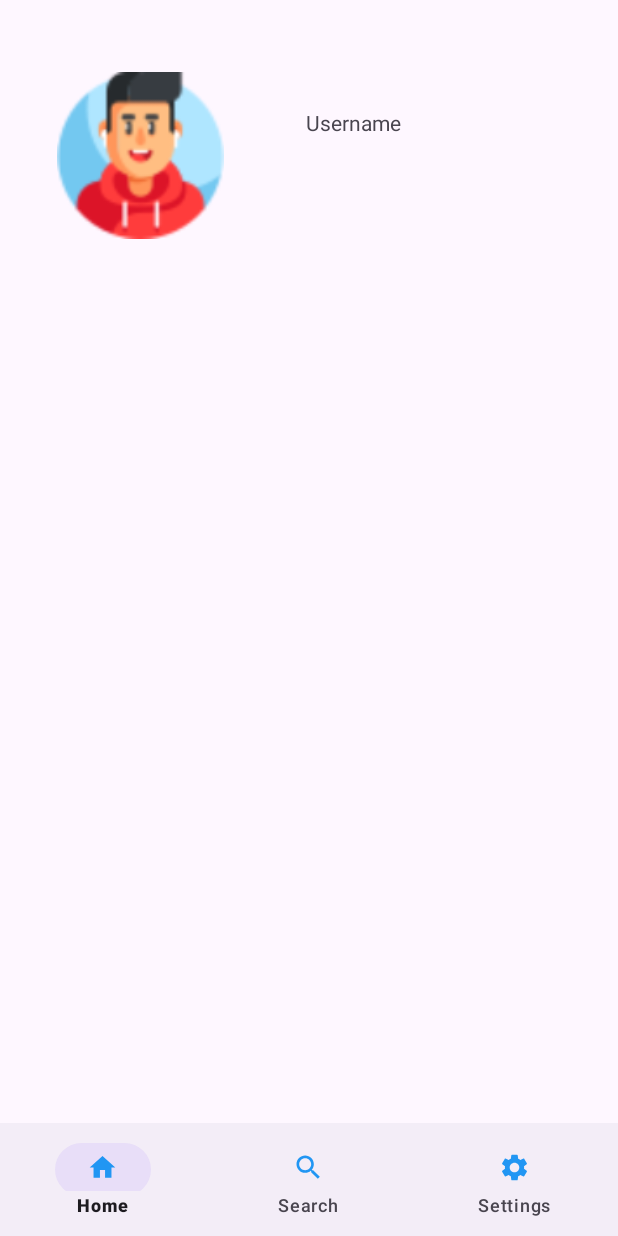
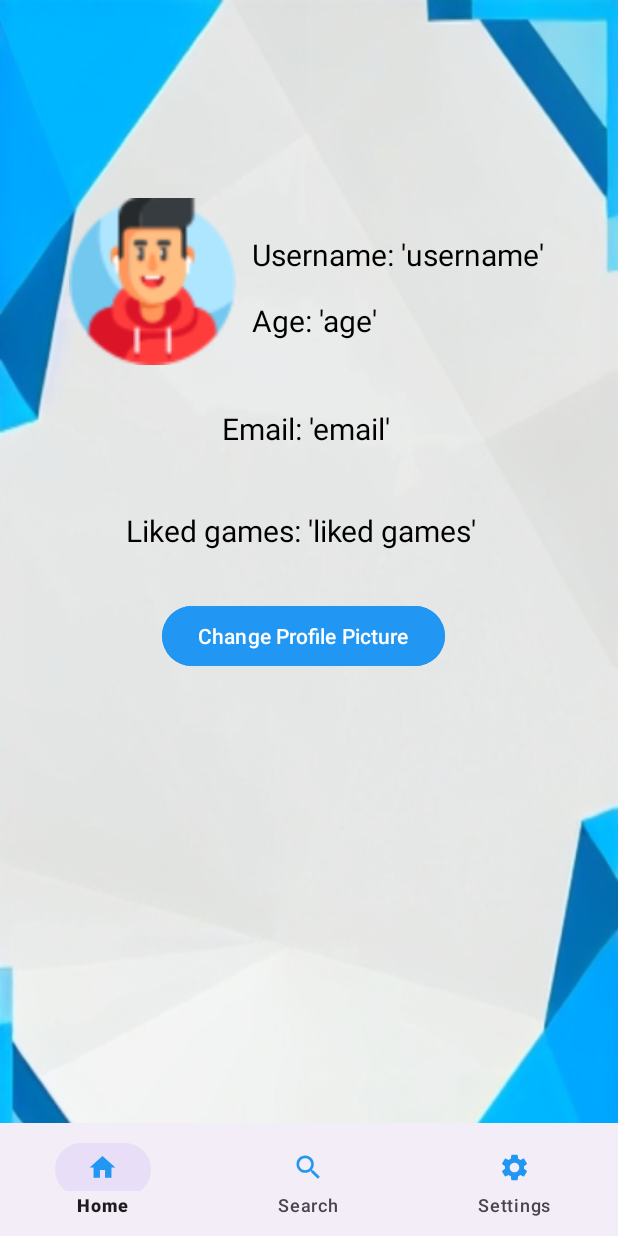
Before and after one commit to ShayKat112/GamerLandRep1, an Android app: the fragment SettingsFragment placed in its activity, on a phone screen of 412 x 824 dp. Run offline under Robolectric (Android 15) with nearby library versions, the phone set to English and light mode, and no system bars; our stand-ins replace Firebase (no records; nobody signed in at launch, a user with empty details on screens opened directly); Roboto replaces fonts that are not available here; 1 statement that could not run was skipped.

Commit message:
23/3/2025

```diff
--- a/app/src/main/java/com/example/gamerland/SettingsFragment.java
+++ b/app/src/main/java/com/example/gamerland/SettingsFragment.java
@@ -5,8 +5,20 @@ import androidx.fragment.app.Fragment;
 import android.view.LayoutInflater;
 import android.view.View;
 import android.view.ViewGroup;
+import android.widget.Button;
+import android.widget.ImageView;
+import android.widget.TextView;
+import com.google.firebase.firestore.FirebaseFirestore;
 
 public class SettingsFragment extends Fragment {
+    private TextView tvUsername;
+    private ImageView tvImvAvatar;
+    private TextView tvAge;
+    private TextView tvEmail;
+    private TextView tvLikedGames;
+    private Button btnChangeProfilePicture;
+    private FirebaseFirestore firestore;
+    private String email;
 
     public static SettingsFragment newInstance() {
         SettingsFragment fragment = new SettingsFragment();
@@ -24,6 +36,9 @@ public class SettingsFragment extends Fragment {
     @Override
     public View onCreateView(LayoutInflater inflater, ViewGroup container,
                              Bundle savedInstanceState) {
+        firestore = FirebaseFirestore.getInstance();
+        firestore.collection("users").document(email).get();
+        tvUsername.setText("Username: " + username);
         return inflater.inflate(R.layout.fragment_settings, container, false);
     }
 }
--- a/app/src/main/res/layout/activity_register.xml
+++ b/app/src/main/res/layout/activity_register.xml
@@ -105,6 +105,7 @@
             android:shadowRadius="5"
             android:text="Birth Date:"
             android:textColorHint="#000000"
+            android:textColor="@color/black"
             android:textSize="20sp"
             android:textStyle="bold"
             app:layout_constraintStart_toStartOf="parent"
@@ -117,6 +118,7 @@
             android:layout_marginStart="160dp"
             android:layout_marginTop="448dp"
             android:ems="10"
+            android:textColor="@color/black"
             android:fontFamily="casual"
             android:gravity="center"
             android:shadowColor="#FFFFFF"
--- a/app/src/main/res/layout/fragment_settings.xml
+++ b/app/src/main/res/layout/fragment_settings.xml
@@ -3,26 +3,76 @@
     xmlns:app="http://schemas.android.com/apk/res-auto"
     xmlns:tools="http://schemas.android.com/tools"
     android:layout_width="match_parent"
+    android:background="@drawable/androidstudiofinalbackground"
     android:layout_height="match_parent"
     tools:context=".SettingsFragment">
 
 
+    <TextView
+        android:id="@+id/tvUsername"
+        android:layout_width="wrap_content"
+        android:layout_height="wrap_content"
+        android:layout_marginStart="168dp"
+        android:layout_marginTop="156dp"
+        android:text="Username: 'username'"
+        android:textColor="@color/black"
+        android:textSize="20sp"
+        app:layout_constraintStart_toStartOf="parent"
+        app:layout_constraintTop_toTopOf="parent" />
+
     <ImageView
-        android:id="@+id/imvAvatar"
+        android:id="@+id/tvImvAvatar"
         android:layout_width="115dp"
         android:layout_height="111dp"
-        android:layout_marginStart="36dp"
-        android:layout_marginTop="48dp"
+        android:layout_marginStart="44dp"
+        android:layout_marginTop="132dp"
         android:src="@drawable/avatar1"
+        app:layout_constraintStart_toStartOf="parent"
+        app:layout_constraintTop_toTopOf="parent" />
+
+    <TextView
+        android:id="@+id/tvAge"
+        android:layout_width="wrap_content"
+        android:layout_height="wrap_content"
+        android:layout_marginStart="168dp"
+        android:layout_marginTop="200dp"
+        android:text="Age: 'age'"
+        android:textColor="@color/black"
+        android:textSize="20sp"
+        app:layout_constraintStart_toStartOf="parent"
+        app:layout_constraintTop_toTopOf="parent" />
+
+    <TextView
+        android:id="@+id/tvEmail"
+        android:layout_width="wrap_content"
+        android:layout_height="wrap_content"
+        android:layout_marginStart="148dp"
+        android:layout_marginTop="272dp"
+        android:text="Email: 'email'"
+        android:textColor="@color/black"
+        android:textSize="20sp"
         app:layout_constraintStart_toStartOf="parent"
         app:layout_constraintTop_toTopOf="parent" />
 
     <TextView
         android:layout_width="wrap_content"
         android:layout_height="wrap_content"
-        android:layout_marginStart="204dp"
-        android:layout_marginTop="72dp"
-        android:text="Username"
+        android:layout_marginStart="84dp"
+        android:layout_marginTop="340dp"
+        android:text="Liked games: 'liked games'"
+        android:textColor="@color/black"
+        android:textSize="20sp"
+        app:layout_constraintStart_toStartOf="parent"
+        app:layout_constraintTop_toTopOf="parent" />
+
+    <Button
+        android:id="@+id/btnChangeProfilePicture"
+        android:layout_width="wrap_content"
+        android:layout_height="wrap_content"
+        android:layout_marginStart="108dp"
+        android:layout_marginTop="400dp"
+        android:text="Change Profile Picture"
+        android:backgroundTint="#2196F3"
         app:layout_constraintStart_toStartOf="parent"
         app:layout_constraintTop_toTopOf="parent" />
 
```
